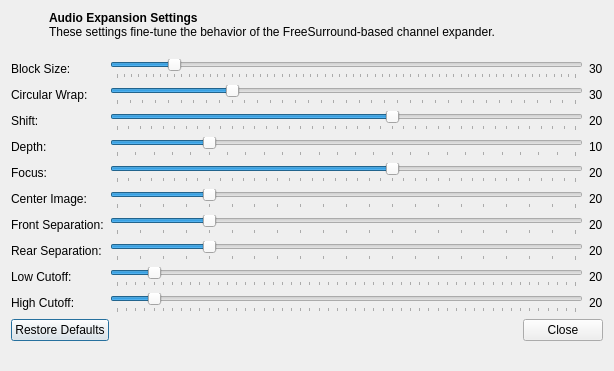
Qt form pcsx2-qt/Settings/AudioExpansionSettingsDialog.ui (immaculatevibes2025/pcsx2) before a commit.
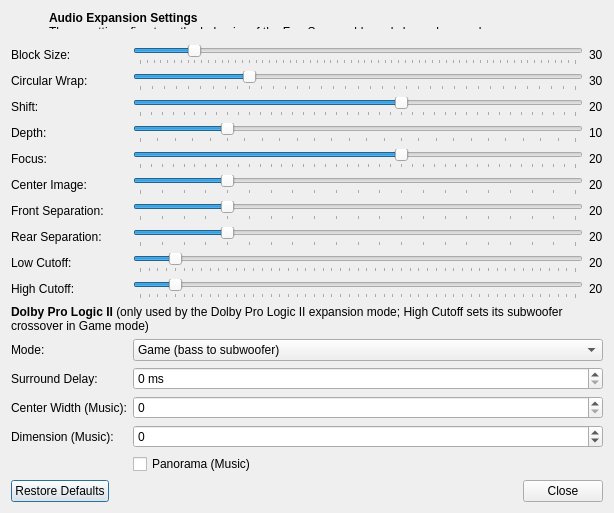
The same form after that commit.

Commit message: Audio/DPL2: Add Game/Movie/Music modes, autobalance, adaptive steering and surround delay setting

What changed in the file:
```diff
--- a/pcsx2-qt/Settings/AudioExpansionSettingsDialog.ui
+++ b/pcsx2-qt/Settings/AudioExpansionSettingsDialog.ui
@@ -402,6 +402,103 @@
     </layout>
    </item>
    <item row="11" column="0" colspan="2">
+    <widget class="QLabel" name="dpl2Header">
+     <property name="text">
+      <string>&lt;b&gt;Dolby Pro Logic II&lt;/b&gt; (only used by the Dolby Pro Logic II expansion mode; High Cutoff sets its subwoofer crossover in Game mode)</string>
+     </property>
+     <property name="wordWrap">
+      <bool>true</bool>
+     </property>
+    </widget>
+   </item>
+   <item row="12" column="0">
+    <widget class="QLabel" name="dpl2ModeLabel">
+     <property name="text">
+      <string>Mode:</string>
+     </property>
+    </widget>
+   </item>
+   <item row="12" column="1">
+    <widget class="QComboBox" name="dpl2Mode">
+     <item>
+      <property name="text">
+       <string>Game (bass to subwoofer)</string>
+      </property>
+     </item>
+     <item>
+      <property name="text">
+       <string>Movie</string>
+      </property>
+     </item>
+     <item>
+      <property name="text">
+       <string>Music</string>
+      </property>
+     </item>
+    </widget>
+   </item>
+   <item row="13" column="0">
+    <widget class="QLabel" name="dpl2SurroundDelayLabel">
+     <property name="text">
+      <string>Surround Delay:</string>
+     </property>
+    </widget>
+   </item>
+   <item row="13" column="1">
+    <widget class="QSpinBox" name="dpl2SurroundDelay">
+     <property name="suffix">
+      <string> ms</string>
+     </property>
+     <property name="minimum">
+      <number>0</number>
+     </property>
+     <property name="maximum">
+      <number>25</number>
+     </property>
+    </widget>
+   </item>
+   <item row="14" column="0">
+    <widget class="QLabel" name="dpl2CenterWidthLabel">
+     <property name="text">
+      <string>Center Width (Music):</string>
+     </property>
+    </widget>
+   </item>
+   <item row="14" column="1">
+    <widget class="QSpinBox" name="dpl2CenterWidth">
+     <property name="minimum">
+      <number>0</number>
+     </property>
+     <property name="maximum">
+      <number>7</number>
+     </property>
+    </widget>
+   </item>
+   <item row="15" column="0">
+    <widget class="QLabel" name="dpl2DimensionLabel">
+     <property name="text">
+      <string>Dimension (Music):</string>
+     </property>
+    </widget>
+   </item>
+   <item row="15" column="1">
+    <widget class="QSpinBox" name="dpl2Dimension">
+     <property name="minimum">
+      <number>-3</number>
+     </property>
+     <property name="maximum">
+      <number>3</number>
+     </property>
+    </widget>
+   </item>
+   <item row="16" column="1">
+    <widget class="QCheckBox" name="dpl2Panorama">
+     <property name="text">
+      <string>Panorama (Music)</string>
+     </property>
+    </widget>
+   </item>
+   <item row="17" column="0" colspan="2">
     <widget class="QDialogButtonBox" name="buttonBox">
      <property name="standardButtons">
       <set>QDialogButtonBox::StandardButton::Close|QDialogButtonBox::StandardButton::RestoreDefaults</set>
```
The commit also changes 4 other files.
